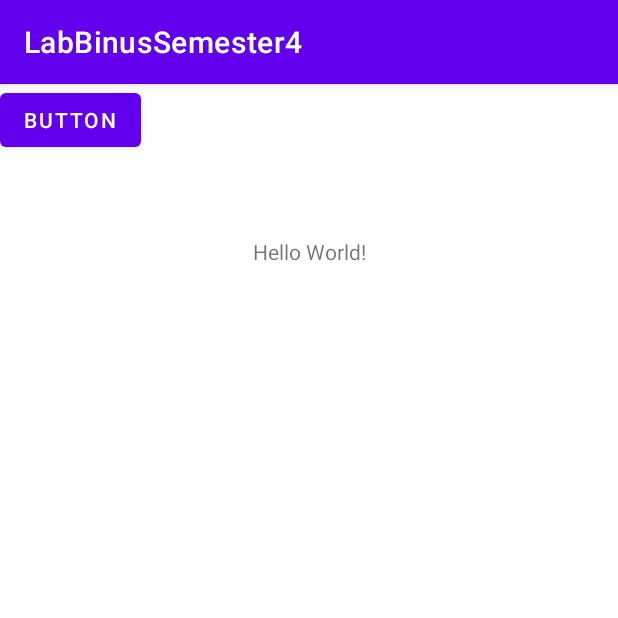
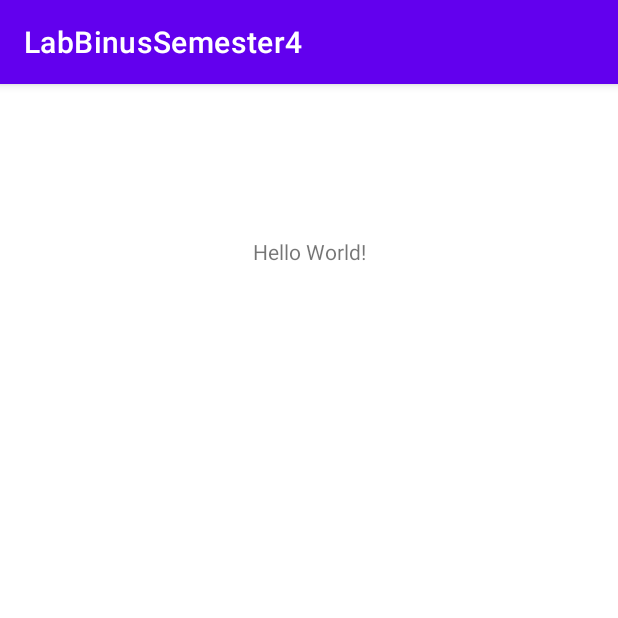
Before and after one commit to PYDONG69/LabBinusSemester4, an Android app: the screen it shows after launch (MainActivity), on a phone screen of 412 x 824 dp, the top half of it. Run offline under Robolectric (Android 15) with nearby library versions, the phone set to English and light mode, and no system bars.

```diff
--- a/app/src/main/res/layout/activity_main.xml
+++ b/app/src/main/res/layout/activity_main.xml
@@ -16,13 +16,5 @@
         app:layout_constraintTop_toTopOf="parent"
         app:layout_constraintVertical_bias="0.136" />
 
-    <Button
-        android:id="@+id/button2"
-        android:layout_width="wrap_content"
-        android:layout_height="wrap_content"
-        android:text="Button"
-        tools:layout_editor_absoluteX="159dp"
-        tools:layout_editor_absoluteY="309dp" />
-
 
 </androidx.constraintlayout.widget.ConstraintLayout>
```
